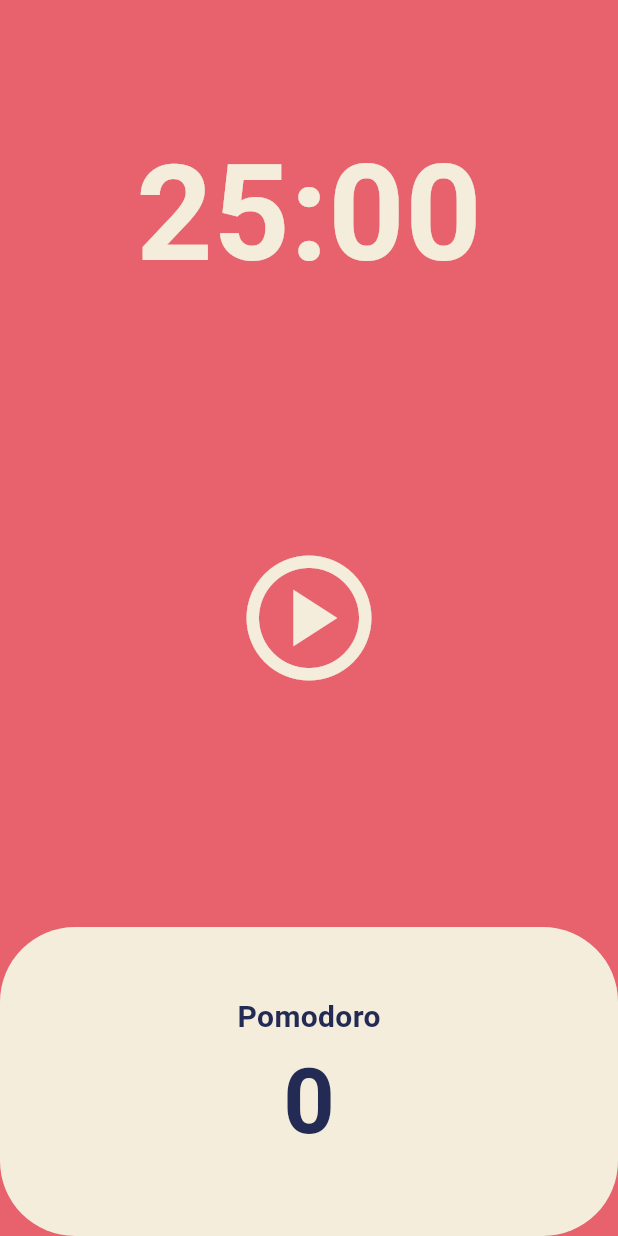
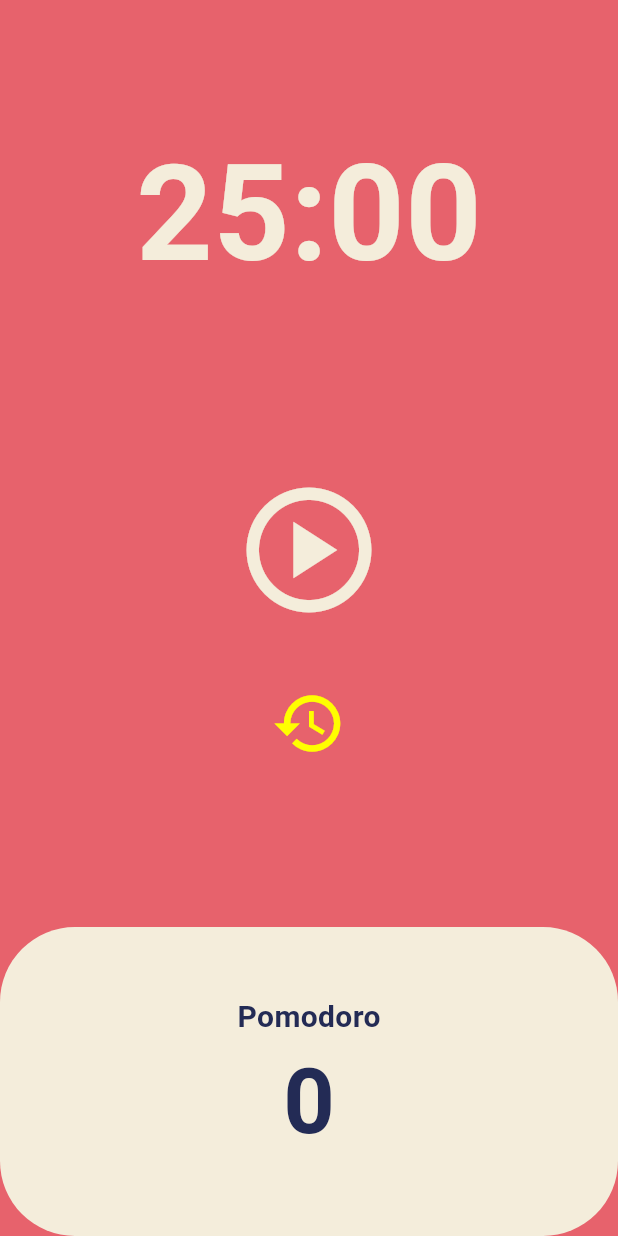
Before and after one commit to kaggle68/flutter_pomodoro, a Flutter app: the screen it shows after launch, on a phone screen of 412 x 824 dp. Run offline on Flutter 3.47's test engine with Material 3 defaults, Android fonts, the phone set to English and light mode, and no system bars.

Commit message:
feat: time reset button

```diff
--- a/lib/screen/home_screen.dart
+++ b/lib/screen/home_screen.dart
@@ -52,6 +52,14 @@ class _HomeScreenState extends State<HomeScreen> {
     return duration.toString().split(".").first.substring(2, 7);
   }
 
+  void onResetTime() {
+    timer.cancel();
+    setState(() {
+      isRunning = false;
+      totalSeconds = twentyFiveMinutes;
+    });
+  }
+
   @override
   Widget build(BuildContext context) {
     return Scaffold(
@@ -74,8 +82,10 @@ class _HomeScreenState extends State<HomeScreen> {
           ),
           Flexible(
             flex: 2,
-            child: Center(
-              child: IconButton(
+            child: Column(
+              mainAxisAlignment: MainAxisAlignment.center,
+              children: [
+                IconButton(
                   iconSize: 100,
                   color: Theme.of(context).cardColor,
                   onPressed: isRunning ? onPausePressed : onStartPressed,
@@ -85,6 +95,16 @@ class _HomeScreenState extends State<HomeScreen> {
                         : Icons.play_circle_outlined,
                   ),
                 ),
+                const SizedBox(
+                  height: 25,
+                ),
+                IconButton(
+                  iconSize: 50,
+                  color: Colors.yellowAccent,
+                  onPressed: onResetTime,
+                  icon: const Icon(Icons.restore),
+                ),
+              ],
             ),
           ),
           Flexible(
```
Lines whose indentation alone changed are shown as unchanged.
